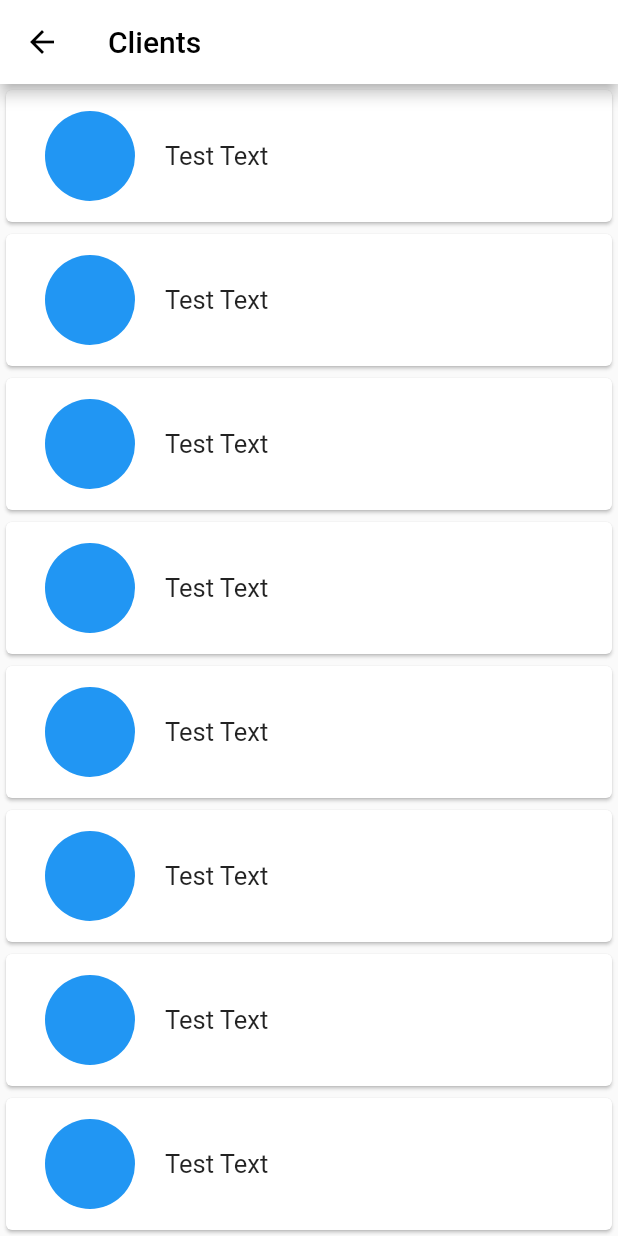
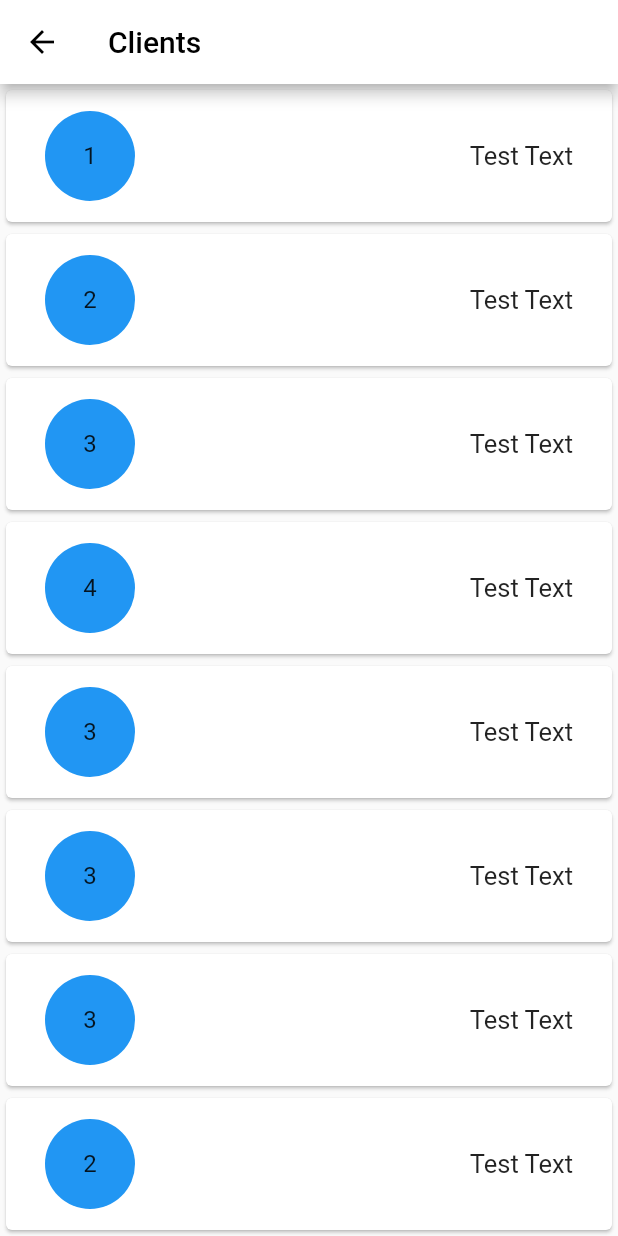
Before and after one commit to Adam-Wallbanks/Mencap-befriending-app, a Flutter app: the IndexPage screen opened by its route, on a phone screen of 412 x 824 dp. Run offline on Flutter 3.47's test engine with Material 2 defaults, Android fonts, the phone set to English and light mode, and no system bars; our stand-ins replace supabase, supabase_flutter; missing offline and left inert: flutter_email_sender; accounts and stored records are empty.

Commit message:
Added Input Text to searchpage cards. Which is centered in the circular container.

```diff
--- a/PPM/mencap_befriending_app/lib/SearchPage.dart
+++ b/PPM/mencap_befriending_app/lib/SearchPage.dart
@@ -1,7 +1,4 @@
-import 'dart:convert';
-
 import 'package:flutter/material.dart';
-import 'package:http/http.dart' as http;
 
 class IndexPage extends StatefulWidget {
   @override
@@ -20,16 +17,16 @@ class _IndexPageState extends State<IndexPage> {
   }
 
   Widget getBody() {
-    List items = ["1", "2","3","4","3","3","3","2","3","a","b","c","d","e","f","g","h"];
+    List<String> items = ["1", "2","3","4","3","3","3","2","3","a","b","c","d","e","f","g","h"];
     return ListView.builder(
       itemCount: items.length,
       itemBuilder: (context, index) {
-        return getCard();
+        return getCard(items[index]);
       },
     );
   }
 
-  Widget getCard() {
+  Widget getCard(String item) {
     return Card(
       child: Padding(
         padding: const EdgeInsets.all(10.0),
@@ -43,10 +40,14 @@ class _IndexPageState extends State<IndexPage> {
                   color: Colors.blue,
                   borderRadius: BorderRadius.circular(30),
                 ),
+                child: Align(
+                  alignment: Alignment.center,
+                  child: Text(
+                    item
+                  ),
+                ),
               ),
-              SizedBox(
-                width: 20,
-              ),
+              const Spacer(),
               Text(
                 "Test Text",
                 style: TextStyle(fontSize: 17),
--- a/mencap_befriending_app/lib/SearchPage.dart
+++ b/mencap_befriending_app/lib/SearchPage.dart
@@ -22,6 +22,7 @@ class _SearchPageState extends State<SearchPage> {
 
   @override
   void initState() {
+    super.initState();
     ClientsToRows(supabase.GetClients()).then((value) {
       setState(() {
         dataRows = value;
```
